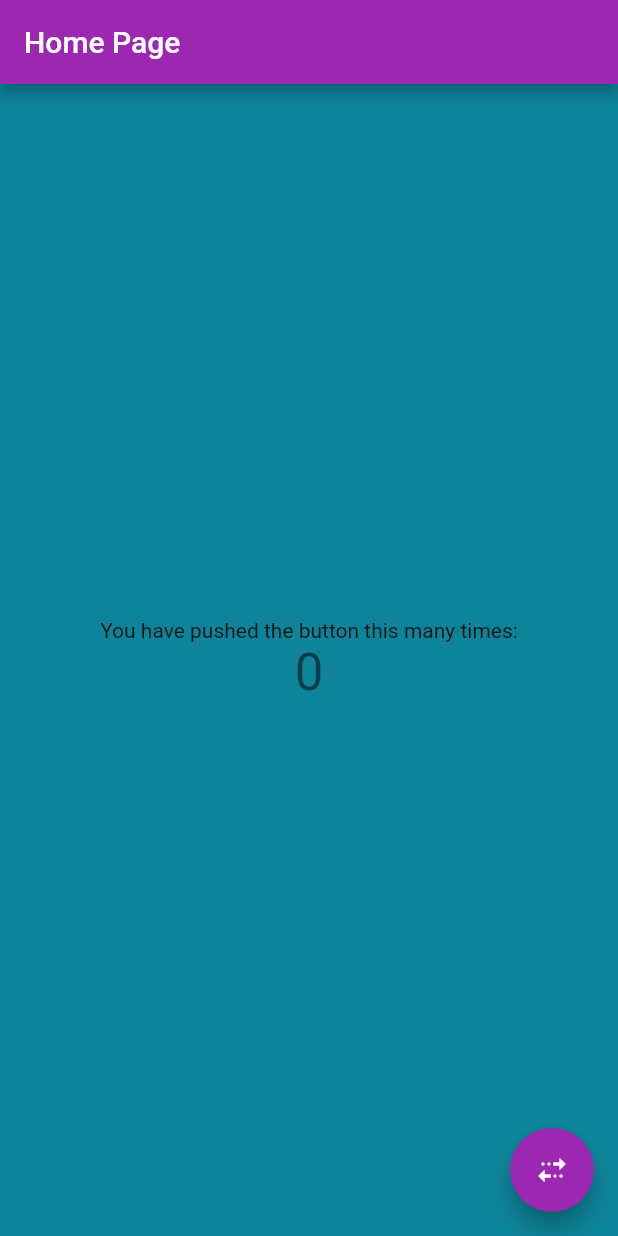
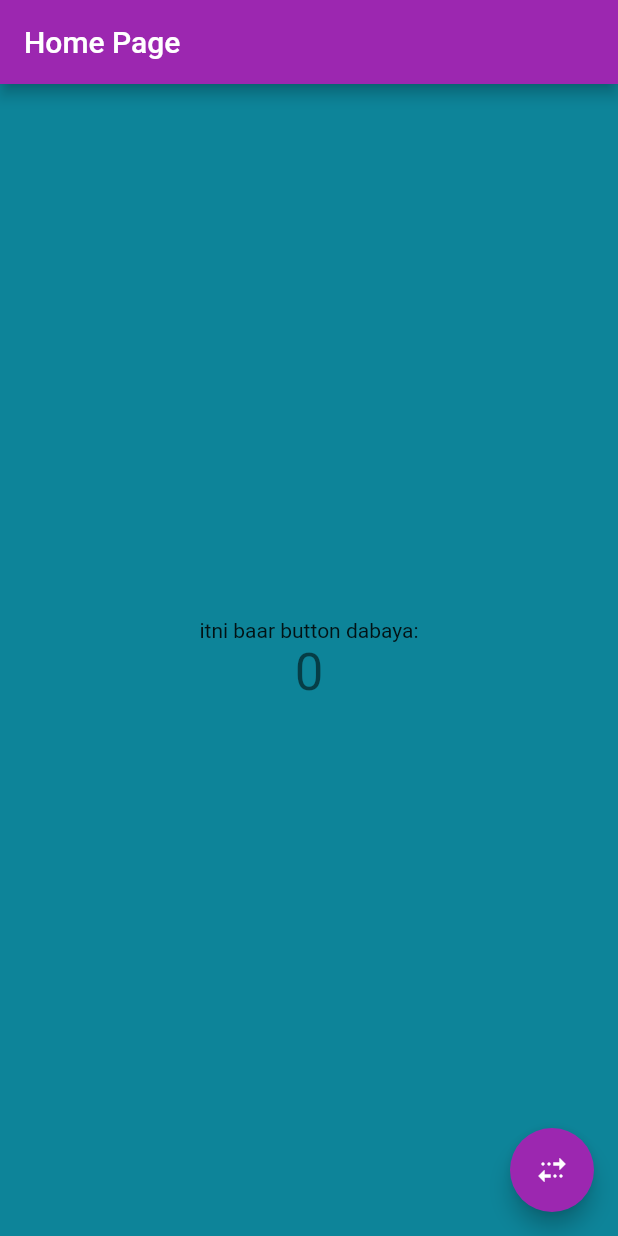
Before and after one commit to shailantani/flutterproject-1-, a Flutter app: the screen it shows after launch, on a phone screen of 412 x 824 dp. Run offline on Flutter 3.47's test engine with Material 2 defaults, Android fonts, the phone set to English and light mode, and no system bars.

Commit message:
changing text

```diff
--- a/lib/main.dart
+++ b/lib/main.dart
@@ -97,7 +97,7 @@ class _MyHomePageState extends State<MyHomePage> {
           mainAxisAlignment: MainAxisAlignment.center,
           children: <Widget>[
             const Text(
-              'You have pushed the button this many times:',
+              'itni baar button dabaya:',
             ),
             Text(
               '$_counter',
```
